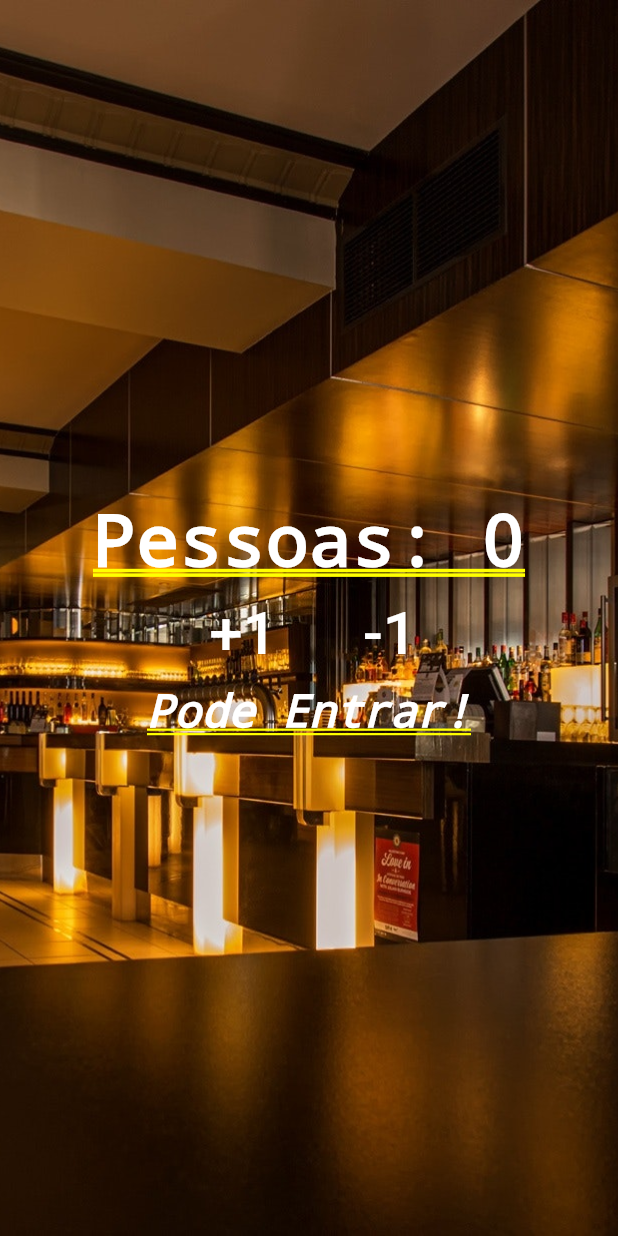
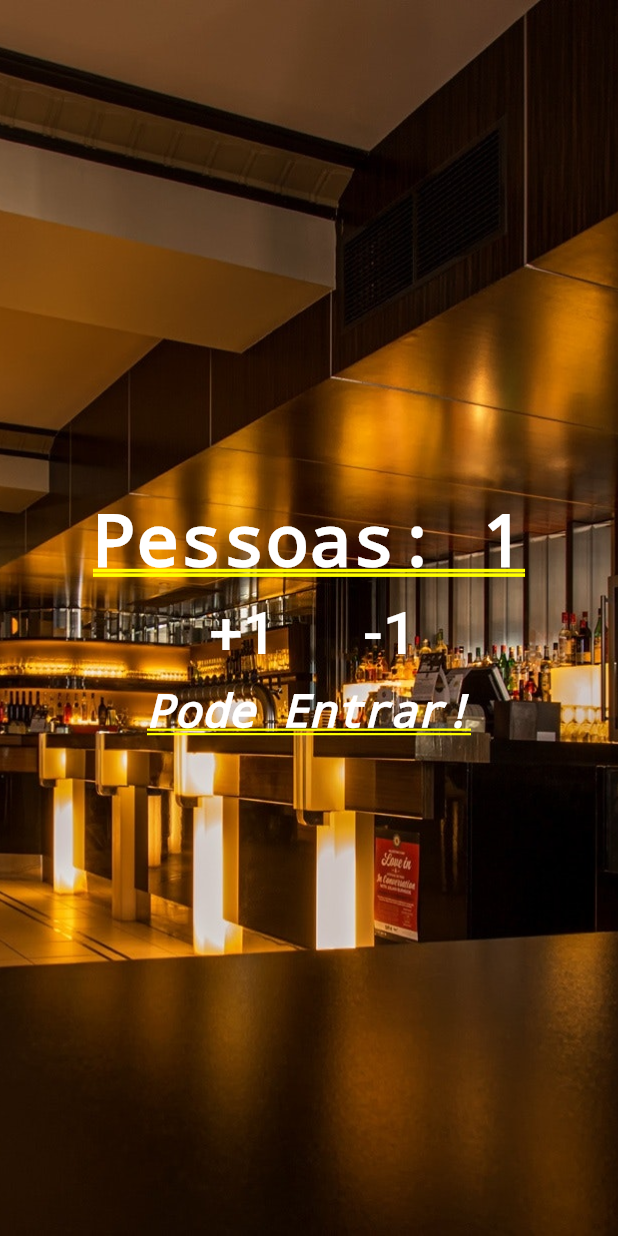
Before and after one commit to 7hayMuller/Flutter, a Flutter app: the screen it shows after launch, after a tap on "+1", on a phone screen of 412 x 824 dp. Run offline on Flutter 3.47's test engine with Material 2 defaults, Android fonts, the phone set to English and light mode, and no system bars.

```diff
--- a/contador_de_pessoas/lib/main.dart
+++ b/contador_de_pessoas/lib/main.dart
@@ -3,7 +3,36 @@ import 'package:flutter/material.dart';
 void main() {
   runApp(MaterialApp(
       title: 'Contador de Pessoas',
-      home: Stack(
+      home: Home()));
+}
+
+class Home extends StatefulWidget {
+  @override
+  _HomeState createState() => _HomeState();
+}
+
+class _HomeState extends State<Home> {
+
+  int _people = 0;
+  String _infoText = "Pode Entrar!";
+
+  void _changePeople(int delta) {
+    setState(() {
+      _people += delta;
+
+      if (_people < 0) {
+        _infoText = "Mundo Invertido ?";
+      } else if (_people <= 10) {
+        _infoText = 'Pode Entrar!';
+      } else {
+        _infoText = "Lotado!";
+      }
+    });
+  }
+
+  @override
+  Widget build(BuildContext context) {
+    return Stack(
       children: <Widget>[
         Image.asset(
           "images/restaurant.jpg",
@@ -14,7 +43,7 @@ void main() {
           mainAxisAlignment: MainAxisAlignment.center,
           children: <Widget>[
             Text(
-                "Pessoas: 0",
+              "Pessoas: $_people",
               style:
               TextStyle(color: Colors.white, fontWeight: FontWeight.bold),
             ),
@@ -24,7 +53,9 @@ void main() {
                 Padding(
                   padding: EdgeInsets.all(10.0),
                   child: FlatButton(
-                        onPressed: () {},
+                      onPressed: () {
+                        _changePeople(1);
+                      },
                       child: Text("+1",
                           style: TextStyle(
                             fontSize: 40.0,
@@ -32,7 +63,9 @@ void main() {
                           ))),
                 ),
                 FlatButton(
-                      onPressed: () {},
+                    onPressed: () {
+                      _changePeople(-1);
+                    },
                     child: Text("-1",
                         style: TextStyle(
                           fontSize: 40.0,
@@ -40,7 +73,7 @@ void main() {
                         ))),
               ],
             ),
-              Text("Pode Entrar!",
+            Text(_infoText,
                 style: TextStyle(
                     color: Colors.white,
                     fontStyle: FontStyle.italic,
@@ -48,5 +81,6 @@ void main() {
           ],
         )
       ],
-      )));
+    );
   }
+}
```
Also changed, not shown: 1 other file. Lines whose indentation alone changed are shown as unchanged.
